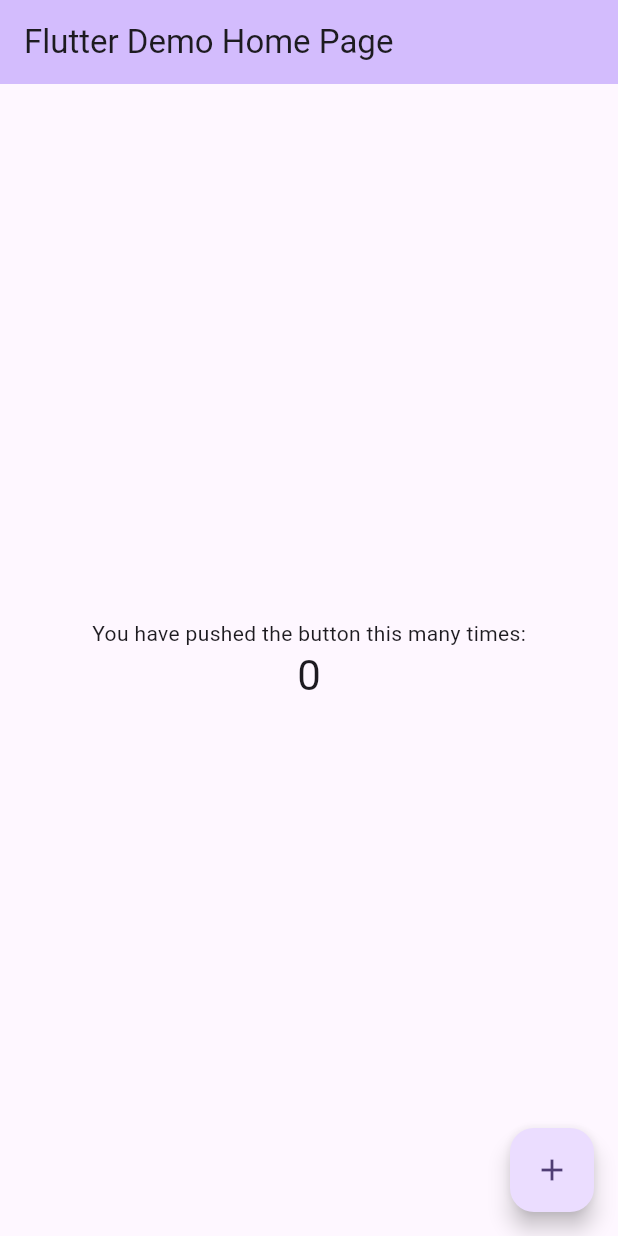
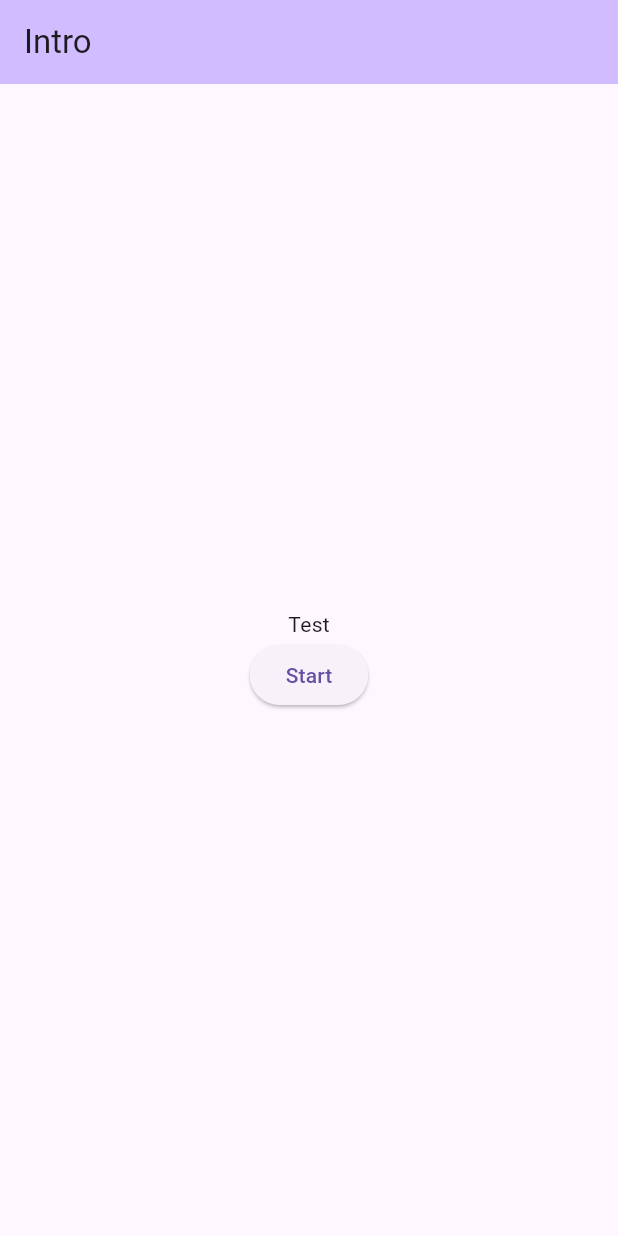
Before and after one commit to 4by3/capstone_flutter_project, a Flutter app: the screen it shows after launch, on a phone screen of 412 x 824 dp. Run offline on Flutter 3.47's test engine with Material 3 defaults, Android fonts, the phone set to English and light mode, and no system bars.

Commit message:
Created Intro and Home pages. Made navigation from Intro page to Home page.

```diff
--- a/lib/main.dart
+++ b/lib/main.dart
@@ -1,4 +1,5 @@
 import 'package:flutter/material.dart';
+import 'package:capstone_project/pages/into_page.dart';
 
 void main() {
   runApp(const MyApp());
@@ -7,119 +8,22 @@ void main() {
 class MyApp extends StatelessWidget {
   const MyApp({super.key});
 
-  // This widget is the root of your application.
   @override
   Widget build(BuildContext context) {
     return MaterialApp(
+      debugShowCheckedModeBanner: false,
+      theme: ThemeData(primarySwatch: Colors.blueGrey),
+      home: const IntroPage(),
+
+
+      /*
       title: 'Flutter Demo',
       theme: ThemeData(
-        // This is the theme of your application.
-        //
-        // TRY THIS: Try running your application with "flutter run". You'll see
-        // the application has a purple toolbar. Then, without quitting the app,
-        // try changing the seedColor in the colorScheme below to Colors.green
-        // and then invoke "hot reload" (save your changes or press the "hot
-        // reload" button in a Flutter-supported IDE, or press "r" if you used
-        // the command line to start the app).
-        //
-        // Notice that the counter didn't reset back to zero; the application
-        // state is not lost during the reload. To reset the state, use hot
-        // restart instead.
-        //
-        // This works for code too, not just values: Most code changes can be
-        // tested with just a hot reload.
-        colorScheme: ColorScheme.fromSeed(seedColor: Colors.deepPurple),
+        colorScheme: ColorScheme.fromSeed(seedColor: Colors.blueGrey),
         useMaterial3: true,
       ),
       home: const MyHomePage(title: 'Flutter Demo Home Page'),
+      */
     );
   }
 }
-
-class MyHomePage extends StatefulWidget {
-  const MyHomePage({super.key, required this.title});
-
-  // This widget is the home page of your application. It is stateful, meaning
-  // that it has a State object (defined below) that contains fields that affect
-  // how it looks.
-
-  // This class is the configuration for the state. It holds the values (in this
-  // case the title) provided by the parent (in this case the App widget) and
-  // used by the build method of the State. Fields in a Widget subclass are
-  // always marked "final".
-
-  final String title;
-
-  @override
-  State<MyHomePage> createState() => _MyHomePageState();
-}
-
-class _MyHomePageState extends State<MyHomePage> {
-  int _counter = 0;
-
-  void _incrementCounter() {
-    setState(() {
-      // This call to setState tells the Flutter framework that something has
-      // changed in this State, which causes it to rerun the build method below
-      // so that the display can reflect the updated values. If we changed
-      // _counter without calling setState(), then the build method would not be
-      // called again, and so nothing would appear to happen.
-      _counter++;
-    });
-  }
-
-  @override
-  Widget build(BuildContext context) {
-    // This method is rerun every time setState is called, for instance as done
-    // by the _incrementCounter method above.
-    //
-    // The Flutter framework has been optimized to make rerunning build methods
-    // fast, so that you can just rebuild anything that needs updating rather
-    // than having to individually change instances of widgets.
-    return Scaffold(
-      appBar: AppBar(
-        // TRY THIS: Try changing the color here to a specific color (to
-        // Colors.amber, perhaps?) and trigger a hot reload to see the AppBar
-        // change color while the other colors stay the same.
-        backgroundColor: Theme.of(context).colorScheme.inversePrimary,
-        // Here we take the value from the MyHomePage object that was created by
-        // the App.build method, and use it to set our appbar title.
-        title: Text(widget.title),
-      ),
-      body: Center(
-        // Center is a layout widget. It takes a single child and positions it
-        // in the middle of the parent.
-        child: Column(
-          // Column is also a layout widget. It takes a list of children and
-          // arranges them vertically. By default, it sizes itself to fit its
-          // children horizontally, and tries to be as tall as its parent.
-          //
-          // Column has various properties to control how it sizes itself and
-          // how it positions its children. Here we use mainAxisAlignment to
-          // center the children vertically; the main axis here is the vertical
-          // axis because Columns are vertical (the cross axis would be
-          // horizontal).
-          //
-          // TRY THIS: Invoke "debug painting" (choose the "Toggle Debug Paint"
-          // action in the IDE, or press "p" in the console), to see the
-          // wireframe for each widget.
-          mainAxisAlignment: MainAxisAlignment.center,
-          children: <Widget>[
-            const Text(
-              'You have pushed the button this many times:',
-            ),
-            Text(
-              '$_counter',
-              style: Theme.of(context).textTheme.headlineMedium,
-            ),
-          ],
-        ),
-      ),
-      floatingActionButton: FloatingActionButton(
-        onPressed: _incrementCounter,
-        tooltip: 'Increment',
-        child: const Icon(Icons.add),
-      ), // This trailing comma makes auto-formatting nicer for build methods.
-    );
-  }
-}
--- /dev/null
+++ b/lib/pages/into_page.dart
@@ -0,0 +1,42 @@
+import 'package:flutter/material.dart';
+import 'package:capstone_project/pages/home_page.dart';
+
+class IntroPage extends StatefulWidget {
+  const IntroPage({super.key});
+
+  @override
+  IntroPageState createState() => IntroPageState();
+}
+
+class IntroPageState extends State<IntroPage> {
+  @override
+  Widget build(BuildContext context) {
+    return Scaffold(
+      appBar: AppBar(
+        backgroundColor: Theme.of(context).colorScheme.inversePrimary,
+        title: const Text("Intro"),
+      ),
+      body: Center(
+        child: Column(
+          mainAxisAlignment: MainAxisAlignment.center,
+          children: <Widget>[
+            const Text(
+              'Test',
+            ),
+            ElevatedButton(
+              child: const Text("Start"),
+              onPressed: () {
+                Navigator.push(
+                  context,
+                  MaterialPageRoute(
+                    builder: (context) => HomePage(),
+                  ),
+                );
+              },
+            ),
+          ],
+        ),
+      ),
+    );
+  }
+}
```
Also changed, not shown: lib/pages/home_page.dart (added, +72 -0 lines).
